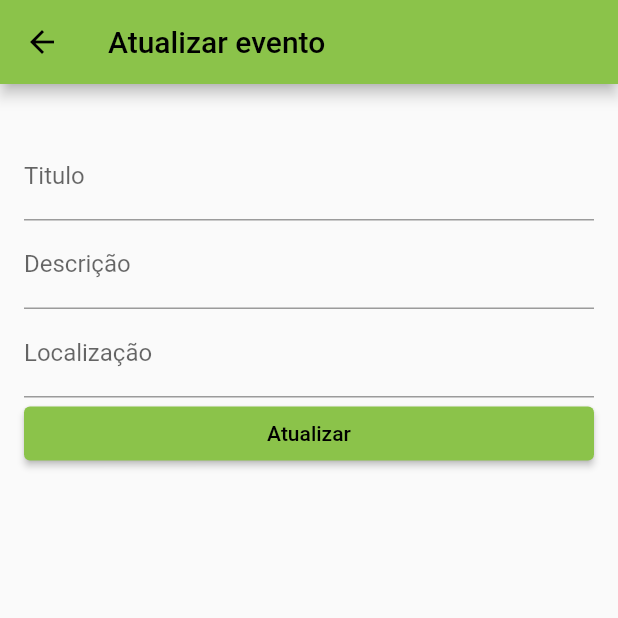
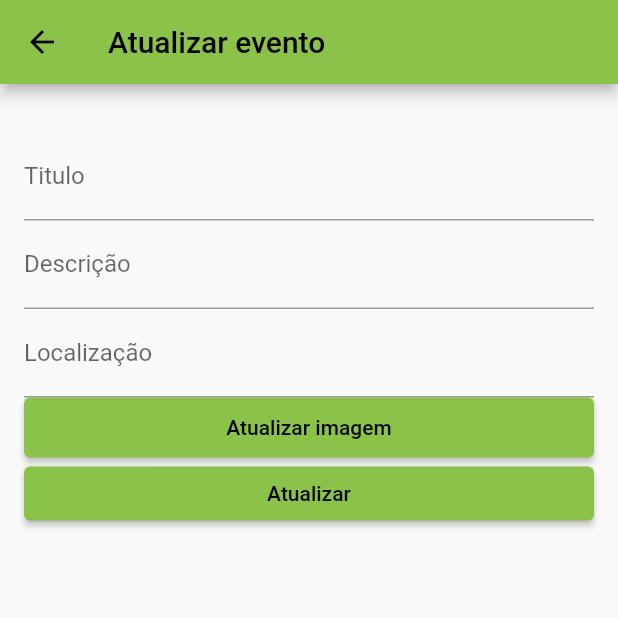
Before and after one commit to bragabriel/TCC-frontend, a Flutter app: the EventoEditarView screen opened directly with empty values, on a phone screen of 412 x 824 dp, the top half of it. Run offline on Flutter 3.47's test engine with Material 2 defaults, Android fonts, the phone set to English and light mode, and no system bars; our stand-ins replace carousel_slider, dio, image_picker, location, shared_preferences; accounts and stored records are empty; network calls fail.

Commit message:
fix:  Null check operator used on a null value ao testar atualizar imagem

```diff
--- a/spotted/lib/app/helpers/image_helper.dart
+++ b/spotted/lib/app/helpers/image_helper.dart
@@ -57,7 +57,7 @@ class ImageHelper {
     }
   }
 
-  static uploadImagem(Response<dynamic> idArtefato, imageFile) async {
+  static uploadImagem(Response<dynamic>? idArtefato, imageFile) async {
     var client = http.Client();
     var uri = Uri.parse('$onlineApi/uploadImage/$idArtefato');
     var request = http.MultipartRequest("POST", uri);
@@ -84,7 +84,6 @@ class ImageHelper {
     if (pickedFile != null) {
       return File(pickedFile.path);
     }
-
     return null;
   }
 }
--- a/spotted/lib/app/view/emprego_page/empreto_atualizar_view.dart
+++ b/spotted/lib/app/view/emprego_page/emprego_atualizar_view.dart
@@ -1,4 +1,4 @@
-import 'dart:html';
+import 'dart:io';
 
 import 'package:dio/dio.dart';
 import 'package:flutter/material.dart';
@@ -205,21 +205,21 @@ class EmpregoEditarPageState extends State<EmpregoEditarView> {
               border: OutlineInputBorder(),
             ),
           ),
-          // SizedBox(
-          //   width: MediaQuery.of(context).size.width,
-          //   height: 40,
-          //   child: ElevatedButton(
-          //     onPressed: () async {
-          //       imagem = await ImageHelper.selecionarImagem();
-          //     },
-          //     child: Text('Atualizar imagem'),
-          //   ),
-          // ),
+          SizedBox(
+            width: MediaQuery.of(context).size.width,
+            height: 40,
+            child: ElevatedButton(
+              onPressed: () async {
+                imagem = await ImageHelper.selecionarImagem();
+              },
+              child: Text('Atualizar imagem'),
+            ),
+          ),
           ElevatedButton(
             onPressed: () async {
               try {
-                // imagem ??= File('assets/images/imagem.png');
-                // ImageHelper.uploadImagem(response!, imagem);
+                imagem ??= File('assets/images/imagem.png');
+                ImageHelper.uploadImagem(response, imagem);
                 await _empregoRepository.updateEmprego(
                     body, widget.emprego['idArtefato']);
                 _showSuccessMessage(context);
--- a/spotted/lib/app/view/evento_page/evento_atualizar_view.dart
+++ b/spotted/lib/app/view/evento_page/evento_atualizar_view.dart
@@ -1,8 +1,11 @@
+import 'dart:io';
+
 import 'package:dio/dio.dart';
 import 'package:flutter/material.dart';
 import 'package:provider/provider.dart';
 import 'package:spotted/app/repository/evento_repository.dart';
 import '../../../service/change_notifier.dart';
+import '../../helpers/image_helper.dart';
 import '../../helpers/usuario_helper.dart';
 import '../../model/usuario_model.dart';
 
@@ -22,6 +25,8 @@ class EventoEditarPageState extends State<EventoEditarView> {
   final EventoRepository _eventoRepository = EventoRepository();
   Response<dynamic>? response;
   Usuario? _usuario;
+  late File? imagem;
+
 
   void _showSuccessMessage(BuildContext context) {
     final snackBar = SnackBar(
@@ -89,9 +94,21 @@ class EventoEditarPageState extends State<EventoEditarView> {
             controller: _localizacaoController,
             decoration: InputDecoration(labelText: 'Localização'),
           ),
+                    SizedBox(
+            width: MediaQuery.of(context).size.width,
+            height: 40,
+            child: ElevatedButton(
+              onPressed: () async {
+                imagem = await ImageHelper.selecionarImagem();
+              },
+              child: Text('Atualizar imagem'),
+            ),
+          ),
           ElevatedButton(
             onPressed: () async {
               try {
+                               imagem ??= File('assets/images/imagem.png');
+                ImageHelper.uploadImagem(response, imagem);
                 await _eventoRepository.updateEvento(body,
                     widget.evento['idArtefato']);
                 _showSuccessMessage(context);
--- a/spotted/lib/app/view/moradia_page/moradia_atualizar_view.dart
+++ b/spotted/lib/app/view/moradia_page/moradia_atualizar_view.dart
@@ -195,8 +195,8 @@ class MoradiaEditarPageState extends State<MoradiaEditarView> {
           ElevatedButton(
             onPressed: () async {
               try {
-                // imagem ??= File('assets/images/imagem.png');
-                ImageHelper.uploadImagem(response!, imagem);
+                imagem ??= File('assets/images/imagem.png');
+                ImageHelper.uploadImagem(response, imagem);
                 await _moradiaRepository.updateMoradia(
                     body, widget.moradia['idArtefato']);
                 print('finalizou');
--- a/spotted/lib/app/view/objeto_view/objeto_atualizar_view.dart
+++ b/spotted/lib/app/view/objeto_view/objeto_atualizar_view.dart
@@ -3,6 +3,7 @@ import 'package:dio/dio.dart';
 import 'package:flutter/material.dart';
 import 'package:provider/provider.dart';
 import '../../../service/change_notifier.dart';
+import '../../helpers/image_helper.dart';
 import '../../helpers/usuario_helper.dart';
 import '../../model/usuario_model.dart';
 import '../../repository/objeto_repository.dart';
@@ -103,9 +104,21 @@ class ObjetoEditarPageState extends State<ObjetoEditarView> {
             controller: _localizacaoAtual,
             decoration: InputDecoration(labelText: 'Localização atual'),
           ),
+          SizedBox(
+            width: MediaQuery.of(context).size.width,
+            height: 40,
+            child: ElevatedButton(
+              onPressed: () async {
+                imagem = await ImageHelper.selecionarImagem();
+              },
+              child: Text('Atualizar imagem'),
+            ),
+          ),
           ElevatedButton(
             onPressed: () async {
               try {
+                imagem ??= File('assets/images/imagem.png');
+                ImageHelper.uploadImagem(response, imagem);
                 await _objetoRepository.updateObjeto(
                     body, widget.objeto['idArtefato']);
 
--- a/spotted/lib/app/view/profile_page/my_products.dart
+++ b/spotted/lib/app/view/profile_page/my_products.dart
@@ -1,10 +1,10 @@
 import 'package:flutter/material.dart';
 import 'package:provider/provider.dart';
-import 'package:spotted/app/view/emprego_page/empreto_atualizar_view.dart';
+import 'package:spotted/app/view/emprego_page/emprego_atualizar_view.dart';
 import 'package:spotted/app/view/evento_page/evento_atualizar_view.dart';
 import 'package:spotted/app/view/moradia_page/moradia_atualizar_view.dart';
 import 'package:spotted/app/view/objeto_view/objeto_atualizar_view.dart';
-import 'package:spotted/app/view/transporte_page/updateTransporte.dart';
+import 'package:spotted/app/view/transporte_page/transporte_atualizar.view.dart';
 import '../../../service/change_notifier.dart';
 import '../../helpers/usuario_helper.dart';
 import '../../model/usuario_model.dart';
--- a/spotted/lib/app/view/transporte_page/updateTransporte.dart
+++ b/spotted/lib/app/view/transporte_page/transporte_atualizar.view.dart
@@ -2,7 +2,6 @@ import 'dart:io';
 import 'package:dio/dio.dart';
 import 'package:flutter/material.dart';
 import 'package:provider/provider.dart';
-import 'package:spotted/app/controller/transporte_controller.dart';
 import '../../../service/change_notifier.dart';
 import '../../helpers/image_helper.dart';
 import '../../helpers/usuario_helper.dart';
@@ -80,8 +79,6 @@ class TransporteEditarPageState extends State<TransporteEditarView> {
     _qtdAssentosTotalTransporteController.text = widget.transporte['transporte']
             ['qtdAssentosTotalTransporte']
         .toString();
-    // _telefoneUsuarioController.text =
-    //     widget.Transporte['transporte']['telefoneUsuarioTransporte'];
     _informacoesVeiculoTransporteController.text =
         widget.transporte['transporte']['informacoesVeiculoTransporte'];
     _informacoesCondutorTransporteController.text =
@@ -177,7 +174,7 @@ class TransporteEditarPageState extends State<TransporteEditarView> {
             onPressed: () async {
               try {
                 imagem ??= File('assets/images/imagem.png');
-                ImageHelper.uploadImagem(response!, imagem);
+                ImageHelper.uploadImagem(response, imagem);
                 await _transporteRepository.updateTransporte(
                     body, widget.transporte['idArtefato']);
                 _showSuccessMessage(context);
```
Also changed, not shown: spotted/lib/app/view/alimento_page/alimento_atualizar_view.dart (+4 -3 lines).
